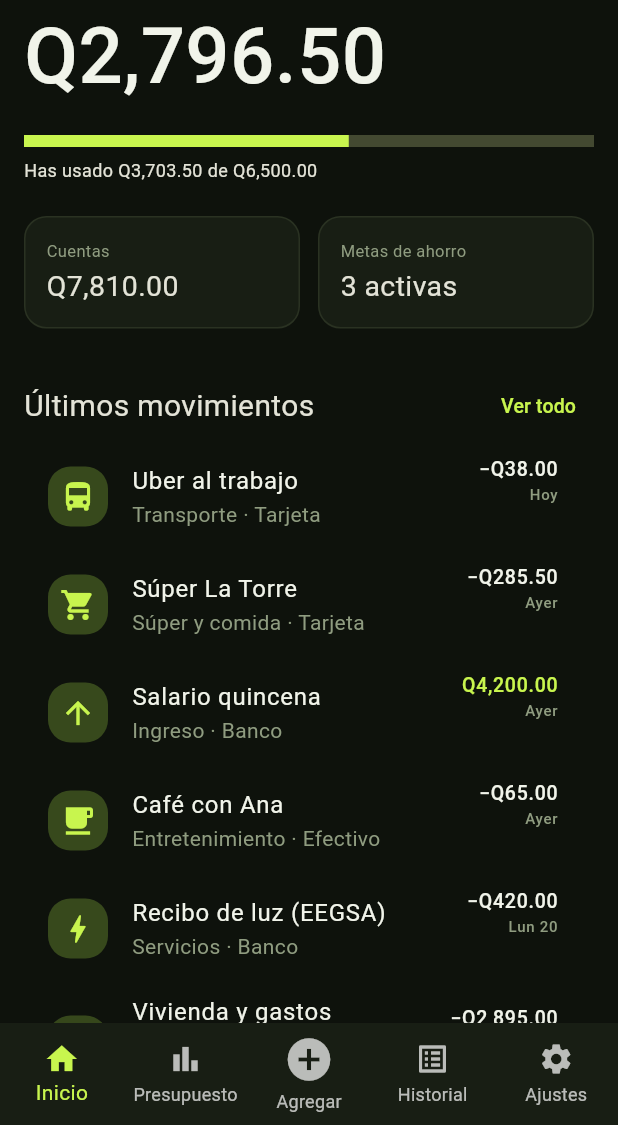
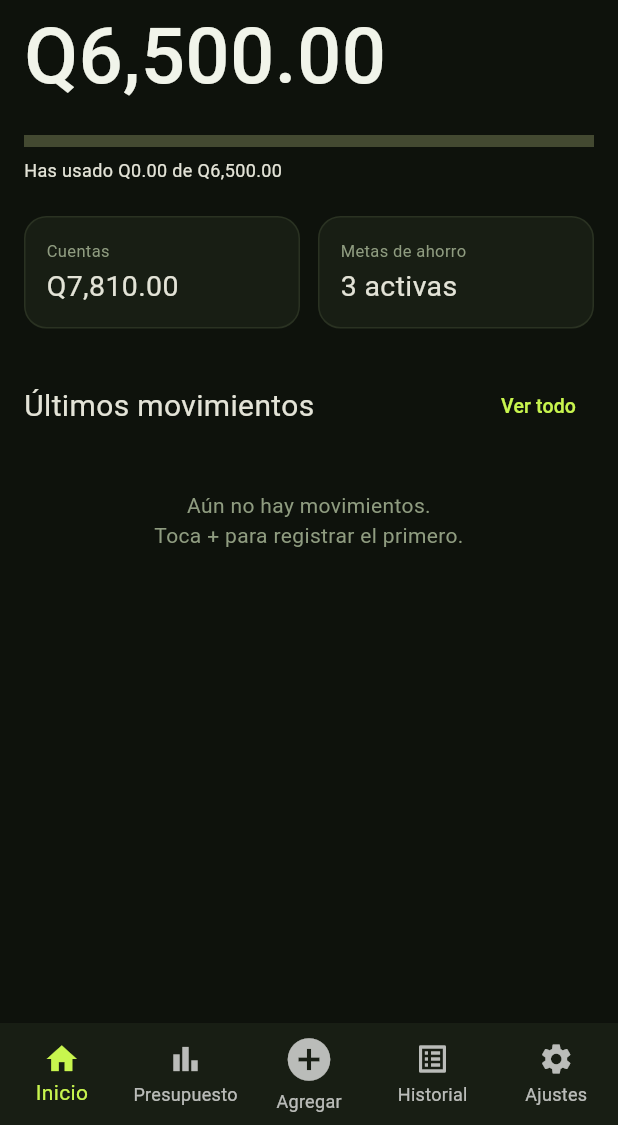
Before and after one commit to saulecch/inkash, a Flutter app: the screen it shows after launch, on a phone screen of 412 x 824 dp, the part 111-1236 px from its top. Run offline on Flutter 3.47's test engine with Material 3 defaults, Android fonts, the phone set to English and light mode, and no system bars; our stand-ins replace flutter_riverpod, sqflite; accounts and stored records are empty.

Commit message:
S14-02 dashboard lee de SQLite con AsyncNotifier y estados de carga
- riverpod -> flutter_riverpod: ProviderScope reemplaza el
  ProviderContainer manual; HomePage pasa a ConsumerWidget.
- HomeController es AsyncNotifier<ResumenHome>: build() consulta SQLite.
- AsyncValue.when: cargando / error + Reintentar / vacío / datos.
- Tras guardar: invalidateSelf() y reconsultar (la BD es la fuente de verdad).
- Datasource.obtenerMovimientos: JOIN categorias, ORDER BY fecha DESC,
  signo SQL -> esIngreso, epoch -> 'Hoy'/'Ayer' (etiquetaFecha).
- movimientosRepositoryProvider permite overrides: las pruebas de widget
  usan un repositorio falso y no tocan SQLite.
- Los datos de ejemplo se mueven a test/ (son datos de prueba).

```diff
--- a/lib/app.dart
+++ b/lib/app.dart
@@ -1,12 +1,10 @@
 import 'package:flutter/material.dart';
-import 'package:inkash/features/home/presentation/controllers/home_controller.dart';
 import 'package:inkash/home.dart';
 import 'package:inkash/theme.dart';
 
+// Ya no recibe el controlador: cada pantalla lo pide con ref.watch.
 class InkashApp extends StatelessWidget {
-  const InkashApp({required this.controller, super.key});
-
-  final MovimientosController controller;
+  const InkashApp({super.key});
 
   @override
   Widget build(BuildContext context) {
@@ -14,7 +12,7 @@ class InkashApp extends StatelessWidget {
       debugShowCheckedModeBanner: false,
       title: 'Inkash',
       theme: buildInkashTheme(),
-      home: HomePage(controller: controller),
+      home: const HomePage(),
     );
   }
 }
--- a/lib/features/home/data/datasources/movimientos_local_data_source.dart
+++ b/lib/features/home/data/datasources/movimientos_local_data_source.dart
@@ -1,10 +1,11 @@
 import 'package:inkash/core/database/app_database.dart';
+import 'package:inkash/core/format/formato_fecha.dart';
 import 'package:inkash/features/home/domain/movimiento.dart';
 import 'package:inkash/features/home/domain/nuevo_movimiento.dart';
 import 'package:sqflite/sqflite.dart';
 
 // Fuente de datos local. Es la ÚNICA clase que conoce SQL.
-// s14-01: ya ESCRIBE en SQLite; la lectura sigue en memoria (s14-02 la cambia).
+// s14-02: escribe Y lee de SQLite. Los datos de ejemplo se fueron a test/.
 class MovimientosLocalDataSource {
   // La base se inyecta para poder usar una base temporal en las pruebas.
   MovimientosLocalDataSource({AppDatabase? database})
@@ -47,58 +48,33 @@ class MovimientosLocalDataSource {
     });
   }
 
-  // Datos de ejemplo del dashboard.
-  List<Movimiento> obtenerMovimientos() {
-    return const [
-      Movimiento(
-        id: '1',
-        titulo: 'Uber al trabajo',
-        subtitulo: 'Transporte · Tarjeta',
-        icono: 'directions_bus',
-        montoCentavos: 3800,
-        fecha: 'Hoy',
-      ),
-      Movimiento(
-        id: '2',
-        titulo: 'Súper La Torre',
-        subtitulo: 'Súper y comida · Tarjeta',
-        icono: 'shopping_cart',
-        montoCentavos: 28550,
-        fecha: 'Ayer',
-      ),
-      Movimiento(
-        id: '3',
-        titulo: 'Salario quincena',
-        subtitulo: 'Ingreso · Banco',
-        icono: 'arrow_upward',
-        montoCentavos: 420000,
-        fecha: 'Ayer',
-        esIngreso: true,
-      ),
-      Movimiento(
-        id: '4',
-        titulo: 'Café con Ana',
-        subtitulo: 'Entretenimiento · Efectivo',
-        icono: 'local_cafe',
-        montoCentavos: 6500,
-        fecha: 'Ayer',
-      ),
-      Movimiento(
-        id: '5',
-        titulo: 'Recibo de luz (EEGSA)',
-        subtitulo: 'Servicios · Banco',
-        icono: 'bolt',
-        montoCentavos: 42000,
-        fecha: 'Lun 20',
-      ),
-      Movimiento(
-        id: '6',
-        titulo: 'Vivienda y gastos anteriores',
-        subtitulo: 'Hogar · Banco',
-        icono: 'home',
-        montoCentavos: 289500,
-        fecha: 'Jul 15',
-      ),
-    ];
+  // Lee los movimientos guardados, el más reciente primero.
+  // JOIN: el subtítulo y el icono viven en la tabla `categorias`.
+  Future<List<Movimiento>> obtenerMovimientos({DateTime? ahora}) async {
+    final db = await _database.database;
+    final filas = await db.rawQuery('''
+      SELECT m.id, m.titulo, m.monto_centavos, m.fecha,
+             c.nombre AS categoria, c.icono
+      FROM movimientos m
+      JOIN categorias c ON c.id = m.categoria_id
+      ORDER BY m.fecha DESC, m.id DESC
+    ''');
+    return filas.map((fila) => _aMovimiento(fila, ahora)).toList();
+  }
+
+  // Fila SQL (signo en el monto) -> entidad de dominio (positivo + esIngreso).
+  // Este "mapeo" es justo lo que el repositorio le oculta a la pantalla.
+  Movimiento _aMovimiento(Map<String, Object?> fila, DateTime? ahora) {
+    final montoFirmado = fila['monto_centavos']! as int;
+    final fecha = DateTime.fromMillisecondsSinceEpoch(fila['fecha']! as int);
+    return Movimiento(
+      id: fila['id']! as String,
+      titulo: fila['titulo']! as String,
+      subtitulo: fila['categoria']! as String,
+      icono: fila['icono']! as String,
+      montoCentavos: montoFirmado.abs(),
+      esIngreso: montoFirmado > 0,
+      fecha: etiquetaFecha(fecha, ahora: ahora),
+    );
   }
 }
--- a/lib/features/home/data/repositories/movimientos_repository.dart
+++ b/lib/features/home/data/repositories/movimientos_repository.dart
@@ -3,7 +3,7 @@ import 'package:inkash/features/home/domain/movimiento.dart';
 import 'package:inkash/features/home/domain/nuevo_movimiento.dart';
 
 // El repositorio es la frontera entre la presentación y los datos.
-// Oculta la procedencia de los datos (hoy memoria, mañana SQLite).
+// Oculta la procedencia de los datos (hoy SQLite, mañana quizá una API).
 class MovimientosRepository {
   MovimientosRepository({MovimientosLocalDataSource? localDataSource})
     : _localDataSource = localDataSource ?? MovimientosLocalDataSource();
@@ -17,14 +17,8 @@ class MovimientosRepository {
     return _localDataSource.insertar(nuevo);
   }
 
-  List<Movimiento> obtenerMovimientos() {
+  // Ahora es Future: leer de disco toma tiempo y puede fallar.
+  Future<List<Movimiento>> obtenerMovimientos() {
     return _localDataSource.obtenerMovimientos();
   }
-
-  // Total gastado: suma de los movimientos que son gasto (negativos).
-  int calcularTotalGastadoCentavos(List<Movimiento> movimientos) {
-    return movimientos
-        .where((m) => !m.esIngreso)
-        .fold(0, (total, m) => total + m.montoCentavos);
-  }
 }
--- a/lib/features/home/presentation/controllers/home_controller.dart
+++ b/lib/features/home/presentation/controllers/home_controller.dart
@@ -1,41 +1,66 @@
+import 'package:flutter_riverpod/flutter_riverpod.dart';
 import 'package:inkash/features/home/data/repositories/movimientos_repository.dart';
 import 'package:inkash/features/home/domain/movimiento.dart';
 import 'package:inkash/features/home/domain/nuevo_movimiento.dart';
-import 'package:riverpod/riverpod.dart';
 
-// Riverpod sabe cómo construir y entregar el controlador.
-final movimientosControllerProvider = Provider<MovimientosController>((ref) {
-  return MovimientosController();
+// El repositorio también es un provider: en las pruebas se reemplaza por uno
+// falso con `overrideWithValue`, sin tocar SQLite.
+final movimientosRepositoryProvider = Provider<MovimientosRepository>((ref) {
+  return MovimientosRepository();
 });
 
-class MovimientosController {
-  MovimientosController({MovimientosRepository? repository})
-    : _repository = repository ?? MovimientosRepository() {
-    _movimientos = _repository.obtenerMovimientos();
+// AsyncNotifier = estado que se obtiene con un Future.
+// La pantalla recibe un AsyncValue: cargando · error · datos.
+final homeControllerProvider =
+    AsyncNotifierProvider<HomeController, ResumenHome>(
+      HomeController.new,
+      // Riverpod 3 reintenta solo los errores. Lo apagamos para que el
+      // usuario vea el error y decida con el botón "Reintentar".
+      retry: (_, _) => null,
+    );
+
+// Lo que el dashboard necesita, ya calculado. Inmutable.
+class ResumenHome {
+  const ResumenHome({
+    required this.movimientos,
+    required this.limiteMensualCentavos,
+  });
+
+  final List<Movimiento> movimientos;
+  final int limiteMensualCentavos;
+
+  // Total gastado: suma de los movimientos que son gasto.
+  int get totalGastadoCentavos => movimientos
+      .where((m) => !m.esIngreso)
+      .fold(0, (total, m) => total + m.montoCentavos);
+
+  // El saldo se deriva del límite y del total calculado.
+  int get saldoDisponibleCentavos =>
+      limiteMensualCentavos - totalGastadoCentavos;
+}
+
+class HomeController extends AsyncNotifier<ResumenHome> {
+  MovimientosRepository get _repository =>
+      ref.read(movimientosRepositoryProvider);
+
+  // build() corre la primera vez que alguien hace ref.watch y cada vez que
+  // se invalida. Mientras el Future no termina, el estado es AsyncLoading.
+  @override
+  Future<ResumenHome> build() async {
+    final movimientos = await _repository.obtenerMovimientos();
+    return ResumenHome(
+      movimientos: movimientos,
+      limiteMensualCentavos: _repository.limiteMensualCentavos,
+    );
   }
 
-  final MovimientosRepository _repository;
-
-  late final List<Movimiento> _movimientos;
-
-  // El formulario llama a este método; el controlador delega al repositorio.
-  Future<void> guardarMovimiento(NuevoMovimiento nuevo) {
-    return _repository.guardar(nuevo);
-  }
-
-  // El límite mensual proviene del repositorio.
-  int get limiteMensualCentavos => _repository.limiteMensualCentavos;
-
-  // Lista de movimientos que la pantalla puede renderizar.
-  List<Movimiento> get movimientos => _movimientos;
-
-  // El total de gastos se deriva de los movimientos mediante el repositorio.
-  int get totalGastadoCentavos {
-    return _repository.calcularTotalGastadoCentavos(_movimientos);
-  }
-
-  // El saldo se deriva del límite y del total calculado.
-  int get saldoDisponibleCentavos {
-    return limiteMensualCentavos - totalGastadoCentavos;
+  // Si el INSERT falla, la excepción sube al formulario (que muestra el error)
+  // y NO se recarga nada.
+  Future<void> guardarMovimiento(NuevoMovimiento nuevo) async {
+    await _repository.guardar(nuevo);
+    // Volvemos a consultar SQLite en vez de hacer lista.add(...): la base es
+    // la única fuente de verdad (orden, ids y totales salen de ahí).
+    ref.invalidateSelf();
+    await future;
   }
 }
--- a/lib/home.dart
+++ b/lib/home.dart
@@ -1,25 +1,42 @@
 import 'package:flutter/material.dart';
+import 'package:flutter_riverpod/flutter_riverpod.dart';
 import 'package:inkash/core/format/formato_moneda.dart';
 import 'package:inkash/features/home/domain/movimiento.dart';
 import 'package:inkash/features/home/presentation/controllers/home_controller.dart';
 import 'package:inkash/theme.dart';
 import 'package:inkash/features/home/presentation/widgets/movimiento_bottom_sheet.dart';
 
-class HomePage extends StatelessWidget {
-  const HomePage({required this.controller, super.key});
+// ConsumerWidget = StatelessWidget + acceso a `ref`.
+class HomePage extends ConsumerWidget {
+  const HomePage({super.key});
 
-  final MovimientosController controller;
-
-  // La pantalla recibe los resultados desde el controlador.
   @override
-  Widget build(BuildContext context) {
-    final totalGastado = controller.totalGastadoCentavos;
-    final saldoDisponible = controller.saldoDisponibleCentavos;
-    final movimientos = controller.movimientos;
+  Widget build(BuildContext context, WidgetRef ref) {
+    // watch: cuando el estado cambie, este build se vuelve a ejecutar.
+    final resumen = ref.watch(homeControllerProvider);
 
     return Scaffold(
       body: SafeArea(
-        child: ListView(
+        // Los estados de una consulta asíncrona, explícitos y sin if anidados.
+        // Al recargar (tras guardar) se siguen viendo los datos anteriores.
+        child: resumen.when(
+          loading: () => const Center(child: CircularProgressIndicator()),
+          error: (error, _) => _ErrorCarga(
+            onReintentar: () => ref.invalidate(homeControllerProvider),
+          ),
+          data: (resumen) => _dashboard(resumen),
+        ),
+      ),
+      bottomNavigationBar: _barraInferior(context, ref),
+    );
+  }
+
+  Widget _dashboard(ResumenHome resumen) {
+    final totalGastado = resumen.totalGastadoCentavos;
+    final saldoDisponible = resumen.saldoDisponibleCentavos;
+    final movimientos = resumen.movimientos;
+
+    return ListView(
       padding: EdgeInsets.all(16.0),
       children: [
         Row(
@@ -47,14 +64,15 @@ class HomePage extends StatelessWidget {
             ),
             const SizedBox(height: 16),
             LinearProgressIndicator(
-                  value: totalGastado / controller.limiteMensualCentavos,
+              // clamp: si gastó más del límite, la barra no se desborda.
+              value: (totalGastado / resumen.limiteMensualCentavos).clamp(0, 1),
               color: kLima,
               minHeight: 8.0,
             ),
             const SizedBox(height: 7),
             Text(
               'Has usado ${formatQuetzales(totalGastado)} '
-                  'de ${formatQuetzales(controller.limiteMensualCentavos)}',
+              'de ${formatQuetzales(resumen.limiteMensualCentavos)}',
               style: const TextStyle(fontSize: 12),
             ),
           ],
@@ -81,11 +99,23 @@ class HomePage extends StatelessWidget {
             ),
           ],
         ),
+        // Estado vacío: también es un estado que hay que diseñar.
+        if (movimientos.isEmpty)
+          const Padding(
+            padding: EdgeInsets.symmetric(vertical: 32),
+            child: Text(
+              'Aún no hay movimientos.\nToca + para registrar el primero.',
+              textAlign: TextAlign.center,
+              style: TextStyle(color: kMuted),
+            ),
+          ),
         ...movimientos.map(filaMovimiento),
       ],
-        ),
-      ),
-      bottomNavigationBar: BottomNavigationBar(
+    );
+  }
+
+  Widget _barraInferior(BuildContext context, WidgetRef ref) {
+    return BottomNavigationBar(
       currentIndex: 0,
       onTap: (index) async {
         // Para que funcione solo en el boton de + o agregar.
@@ -97,12 +127,16 @@ class HomePage extends StatelessWidget {
           useSafeArea: true,
           showDragHandle: true,
           backgroundColor: kSuperficie,
-            builder: (context) =>
-                MovimientoBottomSheet(onGuardar: controller.guardarMovimiento),
+          // read (no watch): en un callback solo queremos llamar un método.
+          builder: (context) => MovimientoBottomSheet(
+            onGuardar: ref
+                .read(homeControllerProvider.notifier)
+                .guardarMovimiento,
+          ),
         );
         if (guardado != true || !context.mounted) return;
-          // s14-01: ya se escribe en SQLite, pero el dashboard aún lee de
-          // memoria. Por eso el movimiento no aparece en la lista (s14-02).
+        // s14-02: el controlador ya recargó desde SQLite; la lista se
+        // actualiza sola porque HomePage hace ref.watch.
         ScaffoldMessenger.of(
           context,
         ).showSnackBar(const SnackBar(content: Text('Movimiento guardado')));
@@ -119,13 +153,9 @@ class HomePage extends StatelessWidget {
           icon: Icon(Icons.add_circle, size: 34),
           label: 'Agregar',
         ),
-          BottomNavigationBarItem(
-            icon: Icon(Icons.list_alt),
-            label: 'Historial',
-          ),
+        BottomNavigationBarItem(icon: Icon(Icons.list_alt), label: 'Historial'),
         BottomNavigationBarItem(icon: Icon(Icons.settings), label: 'Ajustes'),
       ],
-      ),
     );
   }
 
@@ -165,6 +195,7 @@ class HomePage extends StatelessWidget {
       'shopping_cart' => Icons.shopping_cart,
       'arrow_upward' => Icons.arrow_upward,
       'local_cafe' => Icons.local_cafe,
+      'movie' => Icons.movie_outlined,
       'bolt' => Icons.bolt,
       'home' => Icons.home,
       _ => Icons.attach_money,
@@ -192,3 +223,35 @@ class HomePage extends StatelessWidget {
     );
   }
 }
+
+// Estado de error: mensaje humano + una acción. Nunca un stack trace.
+class _ErrorCarga extends StatelessWidget {
+  const _ErrorCarga({required this.onReintentar});
+
+  final VoidCallback onReintentar;
+
+  @override
+  Widget build(BuildContext context) {
+    return Center(
+      child: Padding(
+        padding: const EdgeInsets.all(24),
+        child: Column(
+          mainAxisSize: MainAxisSize.min,
+          children: [
+            const Icon(Icons.error_outline, color: kPeligro, size: 40),
+            const SizedBox(height: 12),
+            const Text(
+              'No pudimos leer tus movimientos.',
+              textAlign: TextAlign.center,
+            ),
+            const SizedBox(height: 12),
+            OutlinedButton(
+              onPressed: onReintentar,
+              child: const Text('Reintentar'),
+            ),
+          ],
+        ),
+      ),
+    );
+  }
+}
--- a/lib/main.dart
+++ b/lib/main.dart
@@ -1,45 +1,14 @@
 import 'package:flutter/widgets.dart';
-import 'package:riverpod/riverpod.dart';
+import 'package:flutter_riverpod/flutter_riverpod.dart';
 
 import 'app.dart';
-import 'core/database/app_database.dart';
-import 'features/home/presentation/controllers/home_controller.dart';
 
-Future<void> main() async {
-  WidgetsFlutterBinding.ensureInitialized();
-  await AppDatabase.instance.database;
-  runApp(const InkashBootstrap());
+void main() {
+  // ProviderScope reemplaza al ProviderContainer manual de S09: crea el
+  // contenedor, lo entrega a todos los widgets y lo libera al cerrar.
+  //
+  // Ya no abrimos la base aquí con await: si fallara, la app no arrancaría.
+  // Ahora la abre el primer provider que la necesita, y un error se ve en
+  // pantalla con un botón "Reintentar".
+  runApp(const ProviderScope(child: InkashApp()));
 }
-
-// Este widget es el punto donde se conectan Riverpod y la aplicación.
-class InkashBootstrap extends StatefulWidget {
-  const InkashBootstrap({super.key});
-
-  @override
-  State<InkashBootstrap> createState() => _InkashBootstrapState();
-}
-
-class _InkashBootstrapState extends State<InkashBootstrap> {
-  late final ProviderContainer container;
-
-  @override
-  void initState() {
-    super.initState();
-
-    // El contenedor guarda y administra los providers de Riverpod.
-    container = ProviderContainer();
-  }
-
-  @override
-  void dispose() {
-    // El contenedor se libera junto con el widget que lo creó.
-    container.dispose();
-    super.dispose();
-  }
-
-  @override
-  Widget build(BuildContext context) {
-    // main.dart obtiene el controlador y lo entrega a la aplicación.
-    return InkashApp(controller: container.read(movimientosControllerProvider));
-  }
-}
--- a/pubspec.yaml
+++ b/pubspec.yaml
@@ -34,8 +34,8 @@ dependencies:
   # The following adds the Cupertino Icons font to your application.
   # Use with the CupertinoIcons class for iOS style icons.
   cupertino_icons: ^1.0.8
-  riverpod: ^3.4.2
   sqflite: ^2.4.3
+  flutter_riverpod: ^3.3.0
 
 dev_dependencies:
   sqflite_common_ffi: ^2.4.2+1
```
Also changed, not shown: lib/core/format/formato_fecha.dart (added, +34 -0 lines), pubspec.lock, 2 other files. Lines whose indentation alone changed are shown as unchanged.
